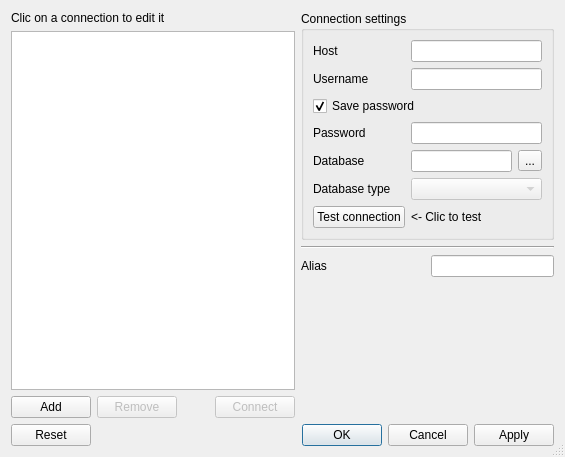
Above: src/dialogs/dbdialog.ui from FrenchDilettante/dbmaster before the change. Below: the same form after it.
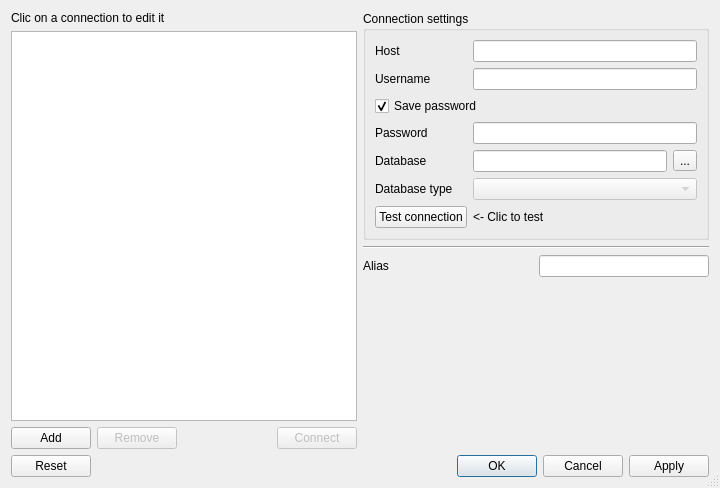
That is the form after the change. Icons and pictures are not drawn. Custom widgets are drawn as their Qt base class.

Diff of the .ui file:
```diff
--- a/src/dialogs/dbdialog.ui
+++ b/src/dialogs/dbdialog.ui
@@ -9,8 +9,8 @@
    <rect>
     <x>0</x>
     <y>0</y>
-    <width>565</width>
-    <height>457</height>
+    <width>720</width>
+    <height>488</height>
    </rect>
   </property>
   <property name="windowTitle">
```
